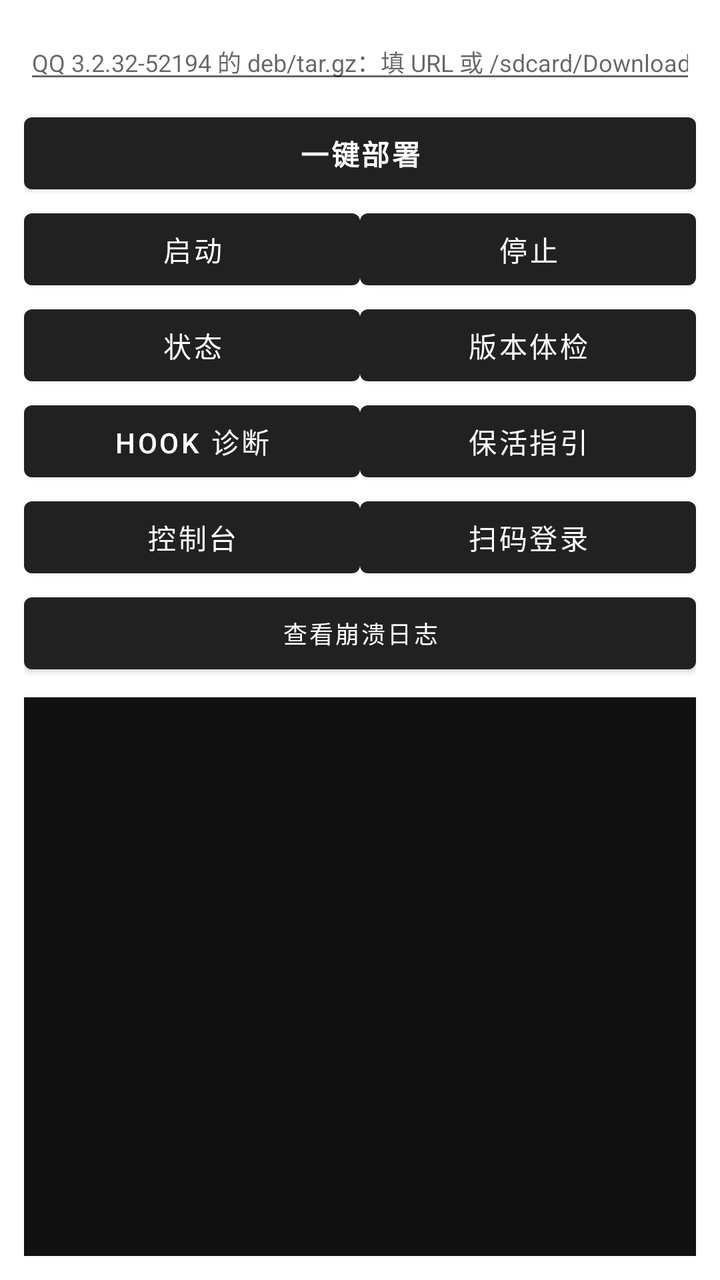
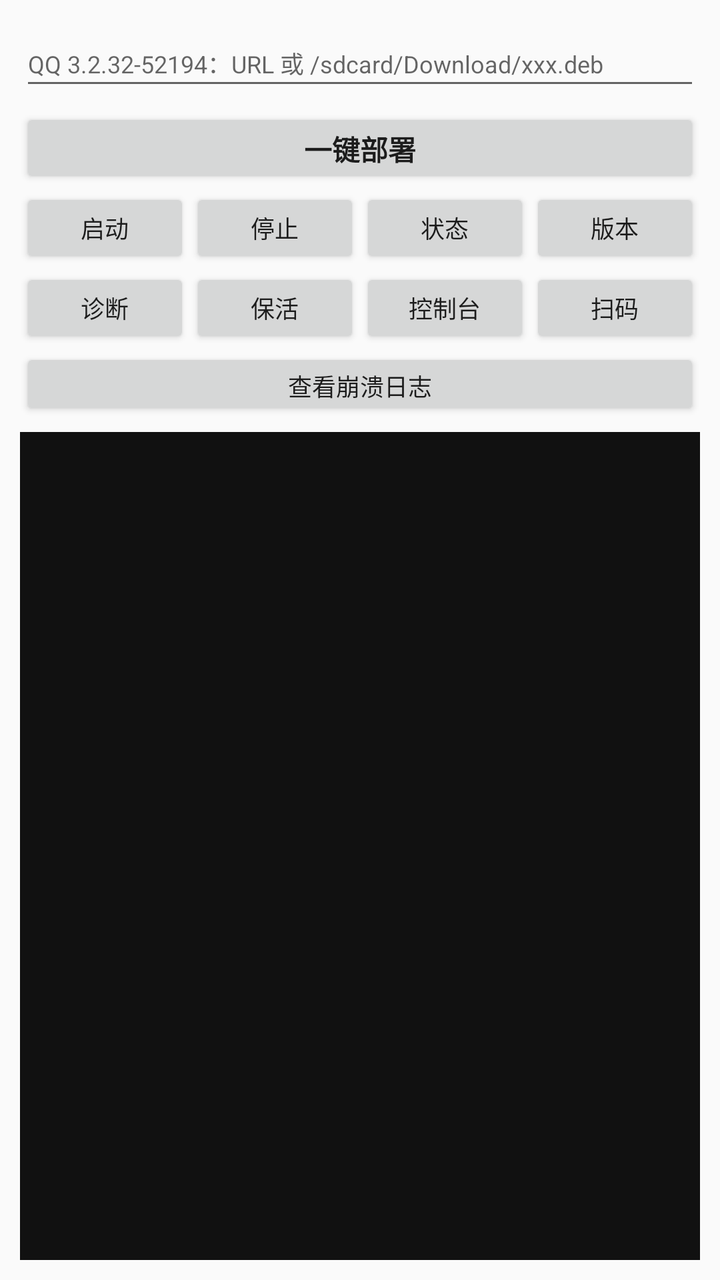

Before-and-after screenshots of an Android layout around one commit, followed by the original layout XML and the change that was made.
<!-- AndroidManifest.xml: application theme AppTheme -->
<!-- res/layout/activity_main.xml -->
<?xml version="1.0" encoding="utf-8"?>
<LinearLayout xmlns:android="http://schemas.android.com/apk/res/android"
    android:layout_width="match_parent"
    android:layout_height="match_parent"
    android:orientation="vertical"
    android:padding="12dp">

    <EditText
        android:id="@+id/etQQ"
        android:layout_width="match_parent"
        android:layout_height="wrap_content"
        android:hint="QQ 3.2.32-52194 的 deb/tar.gz：填 URL 或 /sdcard/Download/xxx.deb"
        android:inputType="textUri"
        android:textSize="12sp" />

    <Button
        android:id="@+id/btnDeploy"
        android:layout_width="match_parent"
        android:layout_height="wrap_content"
        android:layout_marginTop="6dp"
        android:text="一键部署"
        android:textStyle="bold" />

    <LinearLayout android:layout_width="match_parent" android:layout_height="wrap_content" android:orientation="horizontal">
        <Button android:id="@+id/btnStart" android:layout_width="0dp" android:layout_height="wrap_content" android:layout_weight="1" android:text="启动" />
        <Button android:id="@+id/btnStop" android:layout_width="0dp" android:layout_height="wrap_content" android:layout_weight="1" android:text="停止" />
    </LinearLayout>

    <LinearLayout android:layout_width="match_parent" android:layout_height="wrap_content" android:orientation="horizontal">
        <Button android:id="@+id/btnStatus" android:layout_width="0dp" android:layout_height="wrap_content" android:layout_weight="1" android:text="状态" />
        <Button android:id="@+id/btnVer" android:layout_width="0dp" android:layout_height="wrap_content" android:layout_weight="1" android:text="版本体检" />
    </LinearLayout>

    <LinearLayout android:layout_width="match_parent" android:layout_height="wrap_content" android:orientation="horizontal">
        <Button android:id="@+id/btnDiag" android:layout_width="0dp" android:layout_height="wrap_content" android:layout_weight="1" android:text="hook 诊断" />
        <Button android:id="@+id/btnKeep" android:layout_width="0dp" android:layout_height="wrap_content" android:layout_weight="1" android:text="保活指引" />
    </LinearLayout>

    <LinearLayout android:layout_width="match_parent" android:layout_height="wrap_content" android:orientation="horizontal">
        <Button android:id="@+id/btnConsole" android:layout_width="0dp" android:layout_height="wrap_content" android:layout_weight="1" android:text="控制台" />
        <Button android:id="@+id/btnVnc" android:layout_width="0dp" android:layout_height="wrap_content" android:layout_weight="1" android:text="扫码登录" />
    </LinearLayout>

    <Button
        android:id="@+id/btnCrash"
        android:layout_width="match_parent"
        android:layout_height="wrap_content"
        android:text="查看崩溃日志"
        android:textSize="12sp" />

    <HorizontalScrollView
        android:layout_width="match_parent"
        android:layout_height="match_parent"
        android:layout_marginTop="8dp"
        android:background="#111111">

        <TextView
            android:id="@+id/tvLog"
            android:layout_width="wrap_content"
            android:layout_height="match_parent"
            android:textColor="#d0ffd0"
            android:textSize="10sp"
            android:typeface="monospace" />
    </HorizontalScrollView>

</LinearLayout>
<!-- resources referenced by this layout -->
<resources>
  <style name="AppTheme" parent="Theme.MaterialComponents.DayNight.DarkActionBar" />
</resources>

<!-- the commit's change to res/layout/activity_main.xml (unified diff, before → after) -->
@@ -3,64 +3,70 @@
     android:layout_width="match_parent"
     android:layout_height="match_parent"
     android:orientation="vertical"
-    android:padding="12dp">
+    android:padding="10dp">
 
     <EditText
         android:id="@+id/etQQ"
         android:layout_width="match_parent"
         android:layout_height="wrap_content"
-        android:hint="QQ 3.2.32-52194 的 deb/tar.gz：填 URL 或 /sdcard/Download/xxx.deb"
+        android:hint="QQ 3.2.32-52194：URL 或 /sdcard/Download/xxx.deb"
         android:inputType="textUri"
+        android:minHeight="40dp"
         android:textSize="12sp" />
 
     <Button
         android:id="@+id/btnDeploy"
         android:layout_width="match_parent"
-        android:layout_height="wrap_content"
-        android:layout_marginTop="6dp"
+        android:layout_height="40dp"
+        android:layout_marginTop="4dp"
         android:text="一键部署"
         android:textStyle="bold" />
 
-    <LinearLayout android:layout_width="match_parent" android:layout_height="wrap_content" android:orientation="horizontal">
-        <Button android:id="@+id/btnStart" android:layout_width="0dp" android:layout_height="wrap_content" android:layout_weight="1" android:text="启动" />
-        <Button android:id="@+id/btnStop" android:layout_width="0dp" android:layout_height="wrap_content" android:layout_weight="1" android:text="停止" />
+    <LinearLayout
+        android:layout_width="match_parent"
+        android:layout_height="wrap_content"
+        android:orientation="horizontal">
+        <Button android:id="@+id/btnStart" android:layout_width="0dp" android:layout_height="40dp" android:layout_weight="1" android:text="启动" android:textSize="12sp" />
+        <Button android:id="@+id/btnStop" android:layout_width="0dp" android:layout_height="40dp" android:layout_weight="1" android:text="停止" android:textSize="12sp" />
+        <Button android:id="@+id/btnStatus" android:layout_width="0dp" android:layout_height="40dp" android:layout_weight="1" android:text="状态" android:textSize="12sp" />
+        <Button android:id="@+id/btnVer" android:layout_width="0dp" android:layout_height="40dp" android:layout_weight="1" android:text="版本" android:textSize="12sp" />
     </LinearLayout>
 
-    <LinearLayout android:layout_width="match_parent" android:layout_height="wrap_content" android:orientation="horizontal">
-        <Button android:id="@+id/btnStatus" android:layout_width="0dp" android:layout_height="wrap_content" android:layout_weight="1" android:text="状态" />
-        <Button android:id="@+id/btnVer" android:layout_width="0dp" android:layout_height="wrap_content" android:layout_weight="1" android:text="版本体检" />
-    </LinearLayout>
-
-    <LinearLayout android:layout_width="match_parent" android:layout_height="wrap_content" android:orientation="horizontal">
-        <Button android:id="@+id/btnDiag" android:layout_width="0dp" android:layout_height="wrap_content" android:layout_weight="1" android:text="hook 诊断" />
-        <Button android:id="@+id/btnKeep" android:layout_width="0dp" android:layout_height="wrap_content" android:layout_weight="1" android:text="保活指引" />
-    </LinearLayout>
-
-    <LinearLayout android:layout_width="match_parent" android:layout_height="wrap_content" android:orientation="horizontal">
-        <Button android:id="@+id/btnConsole" android:layout_width="0dp" android:layout_height="wrap_content" android:layout_weight="1" android:text="控制台" />
-        <Button android:id="@+id/btnVnc" android:layout_width="0dp" android:layout_height="wrap_content" android:layout_weight="1" android:text="扫码登录" />
+    <LinearLayout
+        android:layout_width="match_parent"
+        android:layout_height="wrap_content"
+        android:orientation="horizontal">
+        <Button android:id="@+id/btnDiag" android:layout_width="0dp" android:layout_height="40dp" android:layout_weight="1" android:text="诊断" android:textSize="12sp" />
+        <Button android:id="@+id/btnKeep" android:layout_width="0dp" android:layout_height="40dp" android:layout_weight="1" android:text="保活" android:textSize="12sp" />
+        <Button android:id="@+id/btnConsole" android:layout_width="0dp" android:layout_height="40dp" android:layout_weight="1" android:text="控制台" android:textSize="12sp" />
+        <Button android:id="@+id/btnVnc" android:layout_width="0dp" android:layout_height="40dp" android:layout_weight="1" android:text="扫码" android:textSize="12sp" />
     </LinearLayout>
 
     <Button
         android:id="@+id/btnCrash"
         android:layout_width="match_parent"
-        android:layout_height="wrap_content"
+        android:layout_height="36dp"
         android:text="查看崩溃日志"
         android:textSize="12sp" />
 
-    <HorizontalScrollView
+    <ScrollView
+        android:id="@+id/svLog"
         android:layout_width="match_parent"
-        android:layout_height="match_parent"
-        android:layout_marginTop="8dp"
-        android:background="#111111">
+        android:layout_height="0dp"
+        android:layout_weight="1"
+        android:layout_marginTop="6dp"
+        android:background="#111111"
+        android:fillViewport="true">
 
         <TextView
             android:id="@+id/tvLog"
-            android:layout_width="wrap_content"
-            android:layout_height="match_parent"
+            android:layout_width="match_parent"
+            android:layout_height="wrap_content"
+            android:padding="8dp"
             android:textColor="#d0ffd0"
-            android:textSize="10sp"
+            android:textIsSelectable="true"
+            android:textSize="11sp"
             android:typeface="monospace" />
-    </HorizontalScrollView>
+    </ScrollView>
 
 </LinearLayout>
<!-- resource entries referenced after the edit -->
@@ -1,5 +1,14 @@
 <!-- resources referenced by this layout -->
 <resources>
-  <style name="AppTheme" parent="Theme.MaterialComponents.DayNight.DarkActionBar" />
+  <style name="AppTheme" parent="Theme.AppCompat.Light.DarkActionBar">
+          <item name="colorPrimary">@color/colorPrimary</item>
+          <item name="colorPrimaryDark">@color/colorPrimaryDark</item>
+          <item name="colorAccent">@color/colorAccent</item>
+          <item name="android:statusBarColor">@color/colorPrimaryDark</item>
+          <item name="buttonStyle">@style/Widget.AppCompat.Button.Colored</item>
+      </style>
+  <color name="colorPrimary">#1565C0</color>
+  <color name="colorPrimaryDark">#0D47A1</color>
+  <color name="colorAccent">#00897B</color>
 </resources>
 
